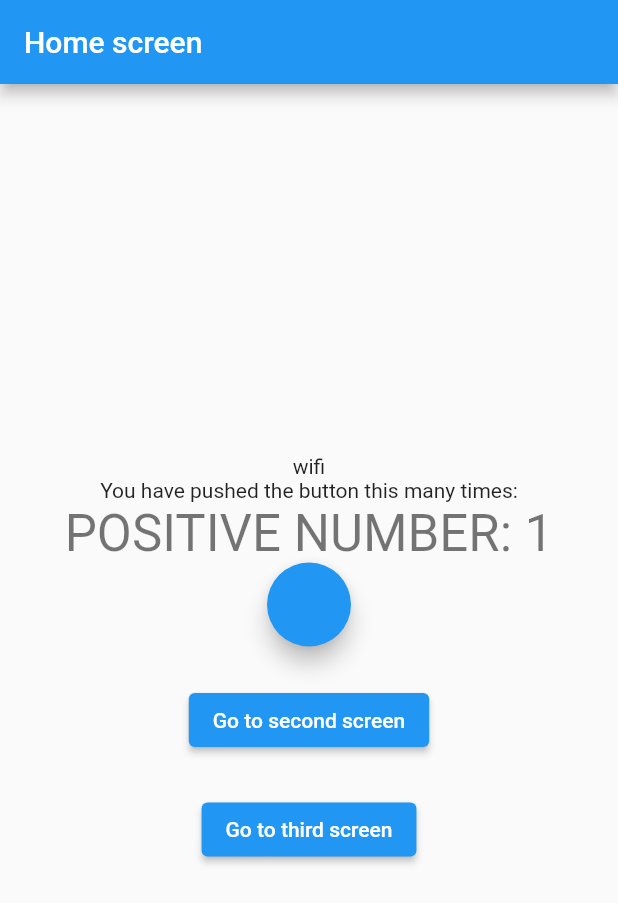
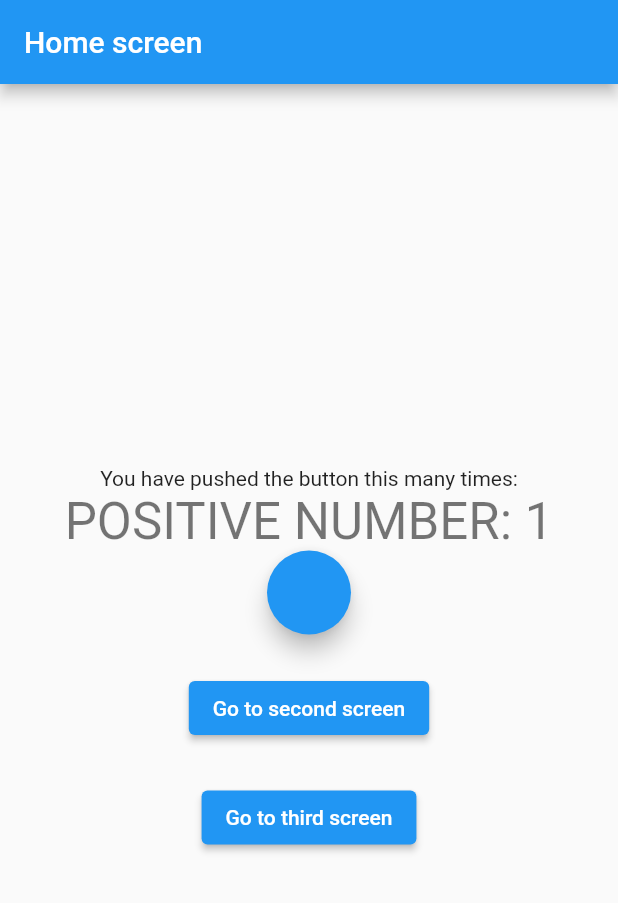
Before and after one commit to drekyyy/flutter_bloc_concepts, a Flutter app: the screen it shows after launch, on a phone screen of 412 x 824 dp. Shown: the top 903 px of the screen. Run offline on Flutter 3.47's test engine with Material 2 defaults, Android fonts, the phone set to English and light mode, and no system bars; our stand-ins replace bloc, connectivity_plus, equatable, flutter_bloc.

```diff
--- a/lib/logic/cubit/counter_cubit.dart
+++ b/lib/logic/cubit/counter_cubit.dart
@@ -9,35 +9,11 @@ import 'internet_cubit.dart';
 part 'counter_state.dart';
 
 class CounterCubit extends Cubit<CounterState> {
-  final InternetCubit internetCubit;
-  StreamSubscription? internetStreamSubscription;
-
-  CounterCubit({required this.internetCubit})
-      : super(CounterState(counterValue: 0)) {
-    monitorInternetCubit();
-  }
-
-  void monitorInternetCubit() {
-    internetStreamSubscription = internetCubit.stream.listen((internetState) {
-      if (internetState is InternetConnected &&
-          internetState.connectionType == ConnectionType.wifi) {
-        increment();
-      } else if (internetState is InternetConnected &&
-          internetState.connectionType == ConnectionType.mobile) {
-        decrement();
-      }
-    });
-  }
+  CounterCubit() : super(CounterState(counterValue: 0));
 
   void increment() => emit(
       CounterState(counterValue: state.counterValue + 1, wasIncremented: true));
 
   void decrement() => emit(CounterState(
       counterValue: state.counterValue - 1, wasIncremented: false));
-
-  @override
-  Future<void> close() {
-    internetStreamSubscription!.cancel();
-    return super.close();
-  }
 }
--- a/lib/main.dart
+++ b/lib/main.dart
@@ -27,9 +27,7 @@ class MyApp extends StatelessWidget {
       providers: [
         BlocProvider<InternetCubit>(
             create: (context) => InternetCubit(connectivity: connectivity)),
-        BlocProvider<CounterCubit>(
-            create: (context) => CounterCubit(
-                internetCubit: BlocProvider.of<InternetCubit>(context))),
+        BlocProvider<CounterCubit>(create: (context) => CounterCubit()),
       ],
       child: MaterialApp(
         title: 'Flutter Demo',
--- a/lib/presentation/screens/home_screen.dart
+++ b/lib/presentation/screens/home_screen.dart
@@ -19,7 +19,17 @@ class HomeScreen extends StatefulWidget {
 class _HomeScreenState extends State<HomeScreen> {
   @override
   Widget build(BuildContext context) {
-    return Scaffold(
+    return BlocListener<InternetCubit, InternetState>(
+      listener: (context, state) {
+        if (state is InternetConnected &&
+            state.connectionType == ConnectionType.wifi) {
+          BlocProvider.of<CounterCubit>(context).increment();
+        } else if (state is InternetConnected &&
+            state.connectionType == ConnectionType.mobile) {
+          BlocProvider.of<CounterCubit>(context).decrement();
+        } else if (state is InternetDisconnected) {}
+      },
+      child: Scaffold(
         appBar: AppBar(
           backgroundColor: widget.color,
           title: Text(widget.title),
@@ -28,23 +38,6 @@ class _HomeScreenState extends State<HomeScreen> {
           child: Column(
             mainAxisAlignment: MainAxisAlignment.center,
             children: <Widget>[
-            BlocBuilder<InternetCubit, InternetState>(
-              builder: ((context, state) {
-                print('state = ' + state.toString());
-                // print('state = ' );
-                if (state is InternetConnected &&
-                    state.connectionType == ConnectionType.wifi) {
-                  return const Text('wifi');
-                } else if (state is InternetConnected &&
-                    state.connectionType == ConnectionType.mobile) {
-                  return const Text('mobile');
-                } else if (state is InternetDisconnected) {
-                  return const Text('Disconnected');
-                }
-                return const CircularProgressIndicator();
-              }),
-            ),
-
               const Text(
                 'You have pushed the button this many times:',
               ),
@@ -129,6 +122,7 @@ class _HomeScreenState extends State<HomeScreen> {
           ),
         ),
         // This trailing comma makes auto-formatting nicer for build methods.
+      ),
     );
   }
 }
```
Lines whose indentation alone changed are shown as unchanged.
